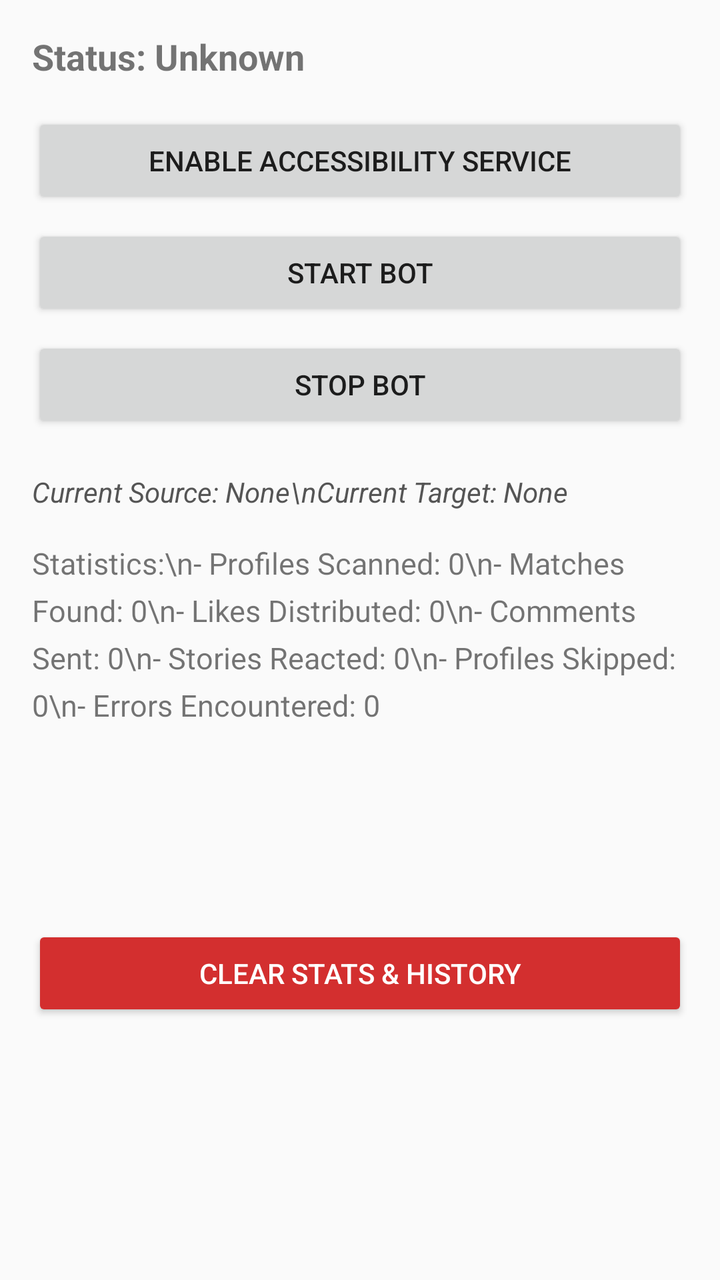
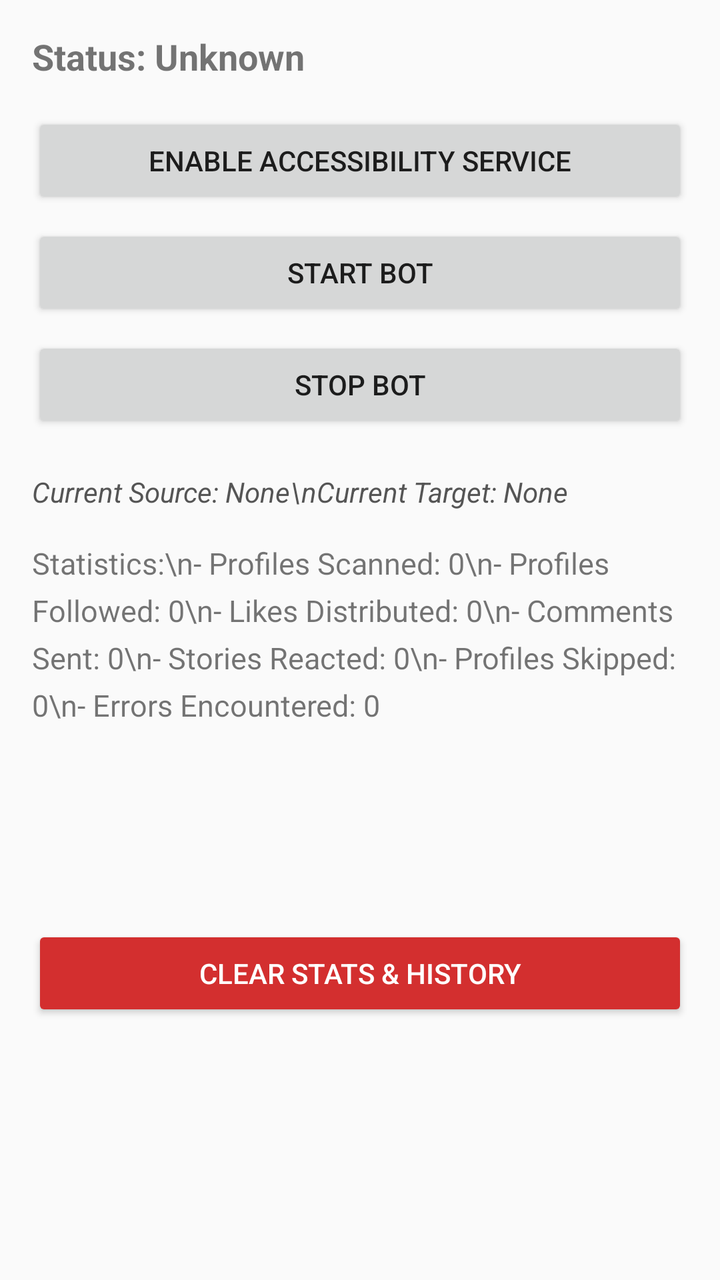

The first picture is an Android layout as it rendered before a commit; the second is the same layout after the commit. The layout source and the unified diff follow.
<!-- AndroidManifest.xml: activity theme Theme.InstaTask -->
<!-- res/layout/activity_main.xml -->
<?xml version="1.0" encoding="utf-8"?>
<ScrollView xmlns:android="http://schemas.android.com/apk/res/android"
    android:layout_width="match_parent"
    android:layout_height="match_parent"
    xmlns:tools="http://schemas.android.com/tools"
    tools:context=".MainActivity"
    android:fillViewport="true">

    <LinearLayout
        android:layout_width="match_parent"
        android:layout_height="wrap_content"
        android:orientation="vertical"
        android:padding="16dp">

        <TextView
            android:id="@+id/tvStatus"
            android:layout_width="wrap_content"
            android:layout_height="wrap_content"
            android:text="Status: Unknown"
            android:textSize="18sp"
            android:textStyle="bold"
            android:layout_marginBottom="16dp" />

        <Button
            android:id="@+id/btnAccessibility"
            android:layout_width="match_parent"
            android:layout_height="wrap_content"
            android:text="Enable Accessibility Service"
            android:layout_marginBottom="8dp" />

        <Button
            android:id="@+id/btnStartBot"
            android:layout_width="match_parent"
            android:layout_height="wrap_content"
            android:text="Start Bot"
            android:layout_marginBottom="8dp" />

        <Button
            android:id="@+id/btnStopBot"
            android:layout_width="match_parent"
            android:layout_height="wrap_content"
            android:text="Stop Bot"
            android:layout_marginBottom="20dp" />

        
        <TextView
            android:id="@+id/tvCurrentActivity"
            android:layout_width="wrap_content"
            android:layout_height="wrap_content"
            android:text="Current Source: None\nCurrent Target: None"
            android:textSize="14sp"
            android:textStyle="italic"
            android:textColor="#555555"
            android:layout_marginBottom="16dp"
            android:lineSpacingExtra="4dp" />

        
        <TextView
            android:id="@+id/tvStats"
            android:layout_width="match_parent"
            android:layout_height="wrap_content"
            android:text="Statistics:\n- Profiles Scanned: 0\n- Matches Found: 0\n- Likes Distributed: 0\n- Comments Sent: 0\n- Stories Reacted: 0\n- Profiles Skipped: 0\n- Errors Encountered: 0"
            android:textSize="15sp"
            android:lineSpacingExtra="6dp" />


        <Button
            android:id="@+id/btnClearStats"
            android:layout_width="match_parent"
            android:layout_height="wrap_content"
            android:text="Clear Stats &amp; History"
            android:backgroundTint="#D32F2F"
            android:textColor="#FFFFFF"
            android:layout_marginTop="100dp"/>

    </LinearLayout>
</ScrollView>
<!-- resources referenced by this layout -->
<resources>
  <style name="Theme.InstaTask" parent="Theme.AppCompat.Light.NoActionBar" />
</resources>

<!-- the commit's change to res/layout/activity_main.xml (unified diff, before → after) -->
@@ -59,7 +59,7 @@
             android:id="@+id/tvStats"
             android:layout_width="match_parent"
             android:layout_height="wrap_content"
-            android:text="Statistics:\n- Profiles Scanned: 0\n- Matches Found: 0\n- Likes Distributed: 0\n- Comments Sent: 0\n- Stories Reacted: 0\n- Profiles Skipped: 0\n- Errors Encountered: 0"
+            android:text="Statistics:\n- Profiles Scanned: 0\n- Profiles Followed: 0\n- Likes Distributed: 0\n- Comments Sent: 0\n- Stories Reacted: 0\n- Profiles Skipped: 0\n- Errors Encountered: 0"
             android:textSize="15sp"
             android:lineSpacingExtra="6dp" />
 
